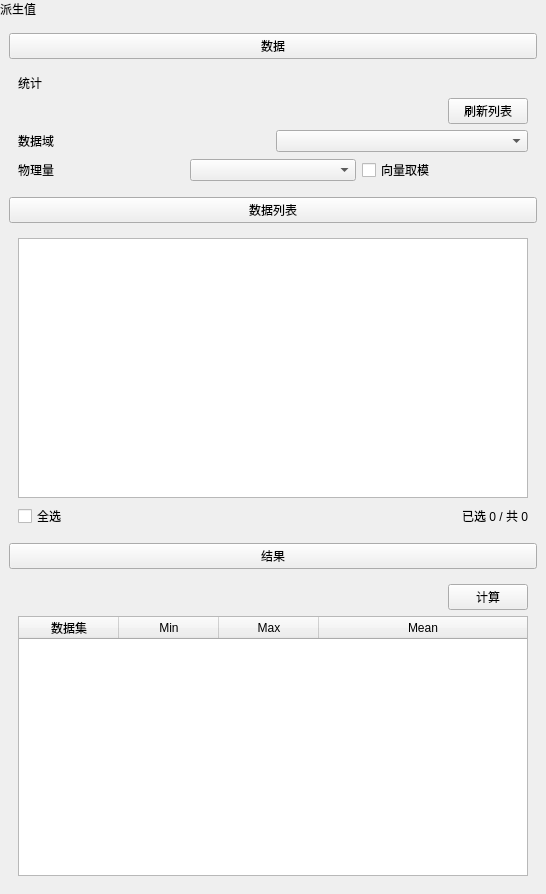
Old version of the form plugins/Base_PostProcessing/DerivedValueSettingWidget.ui in the repository asd977/base_cae.
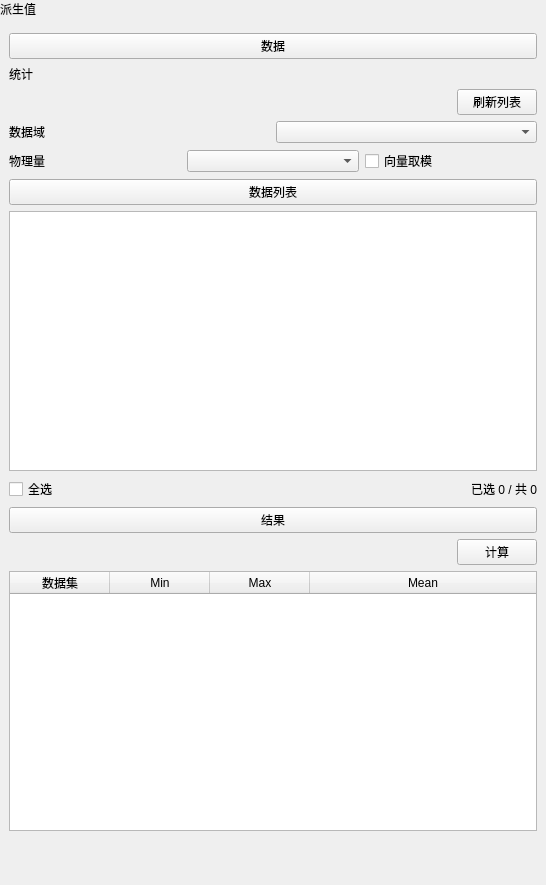
New version of the form.

Diff of the .ui file:
```diff
--- a/plugins/Base_PostProcessing/DerivedValueSettingWidget.ui
+++ b/plugins/Base_PostProcessing/DerivedValueSettingWidget.ui
@@ -98,6 +98,18 @@
             </property>
            </widget>
           </item>
+          <property name="leftMargin">
+           <number>0</number>
+          </property>
+          <property name="topMargin">
+           <number>0</number>
+          </property>
+          <property name="rightMargin">
+           <number>0</number>
+          </property>
+          <property name="bottomMargin">
+           <number>0</number>
+          </property>
          </layout>
         </item>
         <item>
@@ -127,6 +139,18 @@
               </property>
              </widget>
             </item>
+            <property name="leftMargin">
+             <number>0</number>
+            </property>
+            <property name="topMargin">
+             <number>0</number>
+            </property>
+            <property name="rightMargin">
+             <number>0</number>
+            </property>
+            <property name="bottomMargin">
+             <number>0</number>
+            </property>
            </layout>
           </item>
           <item>
@@ -158,10 +182,46 @@
               </property>
              </widget>
             </item>
+            <property name="leftMargin">
+             <number>0</number>
+            </property>
+            <property name="topMargin">
+             <number>0</number>
+            </property>
+            <property name="rightMargin">
+             <number>0</number>
+            </property>
+            <property name="bottomMargin">
+             <number>0</number>
+            </property>
            </layout>
           </item>
+          <property name="leftMargin">
+           <number>0</number>
+          </property>
+          <property name="topMargin">
+           <number>0</number>
+          </property>
+          <property name="rightMargin">
+           <number>0</number>
+          </property>
+          <property name="bottomMargin">
+           <number>0</number>
+          </property>
          </layout>
         </item>
+        <property name="leftMargin">
+         <number>0</number>
+        </property>
+        <property name="topMargin">
+         <number>0</number>
+        </property>
+        <property name="rightMargin">
+         <number>0</number>
+        </property>
+        <property name="bottomMargin">
+         <number>0</number>
+        </property>
        </layout>
       </widget>
      </item>
@@ -231,10 +291,46 @@
               </property>
              </widget>
             </item>
+            <property name="leftMargin">
+             <number>0</number>
+            </property>
+            <property name="topMargin">
+             <number>0</number>
+            </property>
+            <property name="rightMargin">
+             <number>0</number>
+            </property>
+            <property name="bottomMargin">
+             <number>0</number>
+            </property>
            </layout>
           </item>
+          <property name="leftMargin">
+           <number>0</number>
+          </property>
+          <property name="topMargin">
+           <number>0</number>
+          </property>
+          <property name="rightMargin">
+           <number>0</number>
+          </property>
+          <property name="bottomMargin">
+           <number>0</number>
+          </property>
          </layout>
         </item>
+        <property name="leftMargin">
+         <number>0</number>
+        </property>
+        <property name="topMargin">
+         <number>0</number>
+        </property>
+        <property name="rightMargin">
+         <number>0</number>
+        </property>
+        <property name="bottomMargin">
+         <number>0</number>
+        </property>
        </layout>
       </widget>
      </item>
@@ -270,6 +366,18 @@
             </property>
            </widget>
           </item>
+          <property name="leftMargin">
+           <number>0</number>
+          </property>
+          <property name="topMargin">
+           <number>0</number>
+          </property>
+          <property name="rightMargin">
+           <number>0</number>
+          </property>
+          <property name="bottomMargin">
+           <number>0</number>
+          </property>
          </layout>
         </item>
         <item>
@@ -311,6 +419,18 @@
           </attribute>
          </widget>
         </item>
+        <property name="leftMargin">
+         <number>0</number>
+        </property>
+        <property name="topMargin">
+         <number>0</number>
+        </property>
+        <property name="rightMargin">
+         <number>0</number>
+        </property>
+        <property name="bottomMargin">
+         <number>0</number>
+        </property>
        </layout>
       </widget>
      </item>
```
